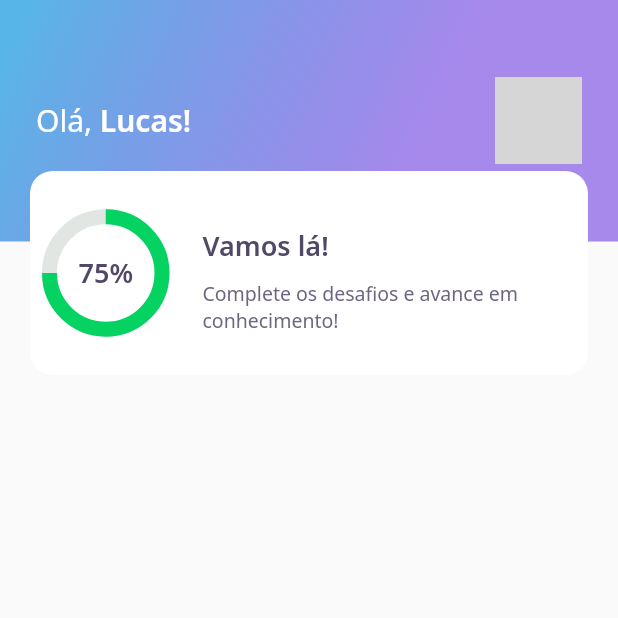
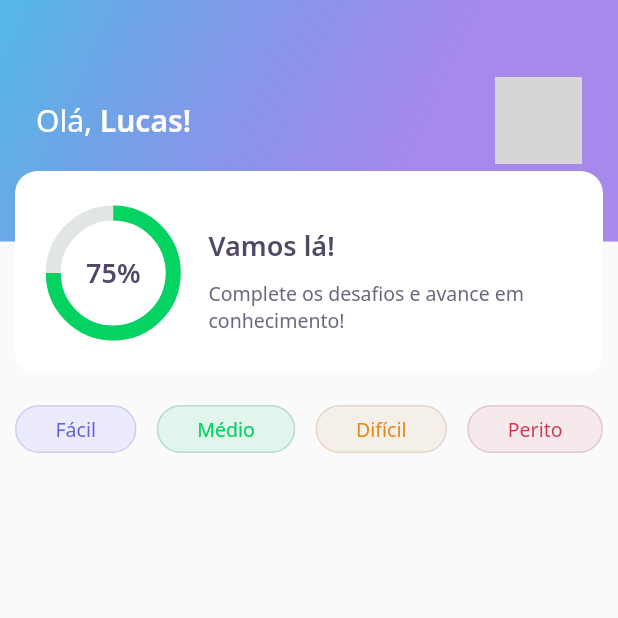
Before and after one commit to lguisantos/NLW-Flutter, a Flutter app: the screen it shows after launch, on a phone screen of 412 x 824 dp, the top half of it. Run offline on Flutter 3.47's test engine with Material 2 defaults, Android fonts, the phone set to English and light mode, and no system bars; our stand-ins replace google_fonts; network calls fail; grey boxes are pictures that could not be loaded.

Commit message:
criando level button

```diff
--- a/lib/home/home_page.dart
+++ b/lib/home/home_page.dart
@@ -1,4 +1,5 @@
 import 'package:flutter/material.dart';
+import 'package:nlw/home/widgets/levelbutton/level_button.dart';
 import 'widgets/appbar/app_bar.dart';
 
 class HomePage extends StatefulWidget {
@@ -11,6 +12,18 @@ class _HomePageState extends State<HomePage> {
   Widget build(BuildContext context) {
     return Scaffold(
       appBar: AppBarWidget(),
+      body: Padding(
+        padding: EdgeInsets.symmetric(horizontal: 10, vertical: 20),
+        child: Row(
+          mainAxisAlignment: MainAxisAlignment.spaceBetween,
+          children: [
+            LevelButtonWidget(label: "Fácil"),
+            LevelButtonWidget(label: "Médio"),
+            LevelButtonWidget(label: "Difícil"),
+            LevelButtonWidget(label: "Perito")
+          ],
+        ),
+      ),
     );
   }
 }
--- a/lib/home/widgets/chart/chart.dart
+++ b/lib/home/widgets/chart/chart.dart
@@ -6,16 +6,14 @@ class ChartWidget extends StatelessWidget {
   @override
   Widget build(BuildContext context) {
     return Container(
-      height: 75,
-      width: 75,
-      child: Padding(
-        padding: EdgeInsets.only(left: 8),
-        child: Stack(
+      height: 80,
+      width: 80,
+      child: Stack(
           children: [
             Center(
               child: Container(
-                width: 75,
-                height: 75,
+                width: 80,
+                height: 80,
                 child: CircularProgressIndicator(
                   strokeWidth: 10,
                   value: 0.75,
@@ -33,7 +31,6 @@ class ChartWidget extends StatelessWidget {
             ),
           ],
         ),
-      ),
     );
   }
 }
--- /dev/null
+++ b/lib/home/widgets/levelbutton/level_button.dart
@@ -0,0 +1,58 @@
+import 'package:flutter/material.dart';
+import 'package:google_fonts/google_fonts.dart';
+import 'package:nlw/core/app_colors.dart';
+
+class LevelButtonWidget extends StatelessWidget {
+  final String label;
+  // Criando uma validação para o construtor
+  LevelButtonWidget({@required this.label})
+      : assert(["Fácil", "Médio", "Difícil", "Perito"].contains(label));
+
+  //Criando atribuição de estilo dinâmico
+  final config = {
+    "Fácil": {
+      "color": AppColors.levelButtonFacil,
+      "borderColor": AppColors.levelButtonBorderFacil,
+      "fontColor": AppColors.levelButtonTextFacil,
+    },
+    "Médio": {
+      "color": AppColors.levelButtonMedio,
+      "borderColor": AppColors.levelButtonBorderMedio,
+      "fontColor": AppColors.levelButtonTextMedio,
+    },
+    "Difícil": {
+      "color": AppColors.levelButtonDificil,
+      "borderColor": AppColors.levelButtonBorderDificil,
+      "fontColor": AppColors.levelButtonTextDificil,
+    },
+    "Perito": {
+      "color": AppColors.levelButtonPerito,
+      "borderColor": AppColors.levelButtonBorderPerito,
+      "fontColor": AppColors.levelButtonTextPerito,
+    }
+  };
+
+  Color get color => config[label]["color"];
+  Color get borderColor => config[label]["borderColor"];
+  Color get fontColor => config[label]["fontColor"];
+
+  @override
+  Widget build(BuildContext context) {
+    return Container(
+        decoration: BoxDecoration(
+          color: color,
+          borderRadius: BorderRadius.circular(28),
+          border: Border.fromBorderSide(
+            BorderSide(color: borderColor),
+          ),
+        ),
+        child: Padding(
+          padding: EdgeInsets.symmetric(horizontal: 26, vertical: 6),
+          child: Text(
+            label,
+            style: GoogleFonts.notoSans(
+                color: fontColor, fontSize: 13),
+          ),
+        ));
+  }
+}
--- a/lib/home/widgets/scorebar/score_bar.dart
+++ b/lib/home/widgets/scorebar/score_bar.dart
@@ -8,22 +8,24 @@ class ScoreCardWidget extends StatelessWidget {
   @override
   Widget build(BuildContext context) {
     return Padding(
-      padding: EdgeInsets.symmetric(horizontal: 20),
+      padding: EdgeInsets.symmetric(horizontal: 10),
       child: Container(
         height: 136,
         decoration: BoxDecoration(
           color: AppColors.white,
           borderRadius: BorderRadius.circular(15),
         ),
+        child:Padding(
+          padding: EdgeInsets.symmetric(horizontal: 22),
           child: Row(
-          mainAxisAlignment: MainAxisAlignment.center,
+
             crossAxisAlignment: CrossAxisAlignment.center,
             children: [
               Expanded(flex: 1, child: ChartWidget()),
               Expanded(
                 flex: 3,
                 child: Padding(
-                padding: EdgeInsets.only(left: 22),
+                  padding: EdgeInsets.only(left: 20),
                   child: Column(
                     mainAxisAlignment: MainAxisAlignment.center,
                     crossAxisAlignment: CrossAxisAlignment.start,
@@ -46,6 +48,7 @@ class ScoreCardWidget extends StatelessWidget {
             ],
           ),
         ),
+      ),
     );
   }
 }
```
Lines whose indentation alone changed are shown as unchanged.
